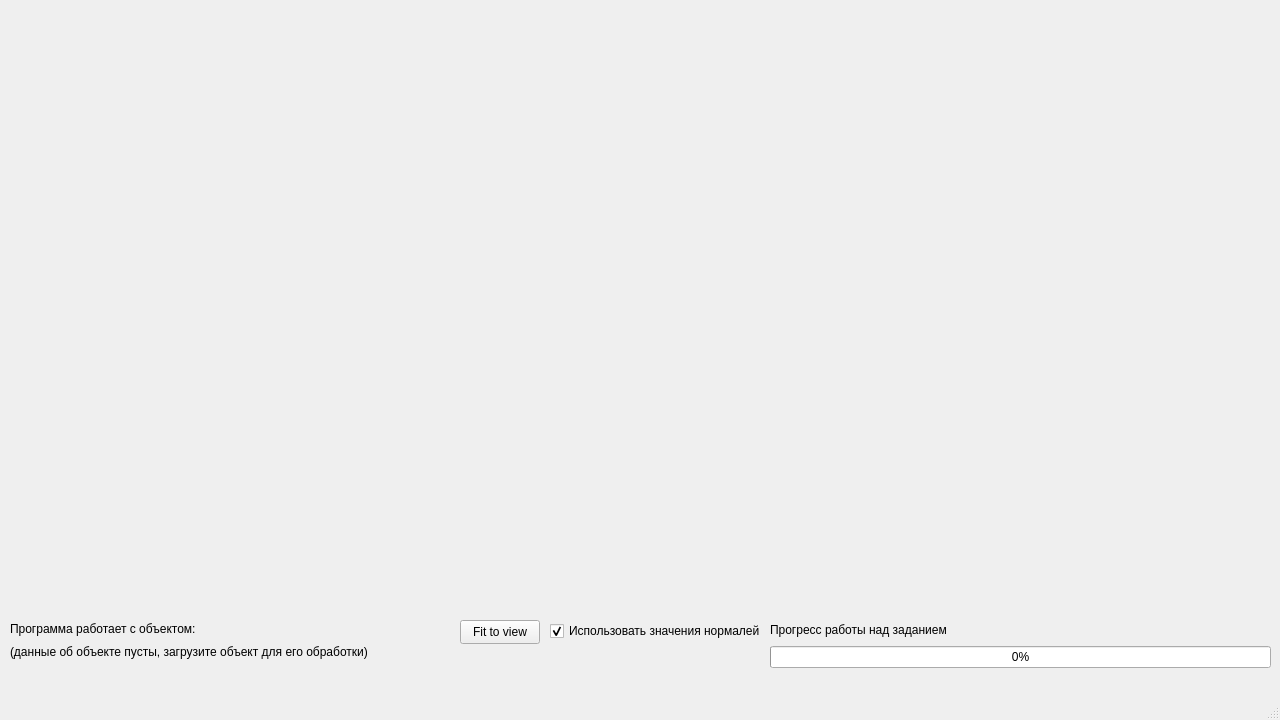
Qt form src/main/mainwindow/mainwindow.ui (splashgywastaken/3d_project_qmake) before a commit.
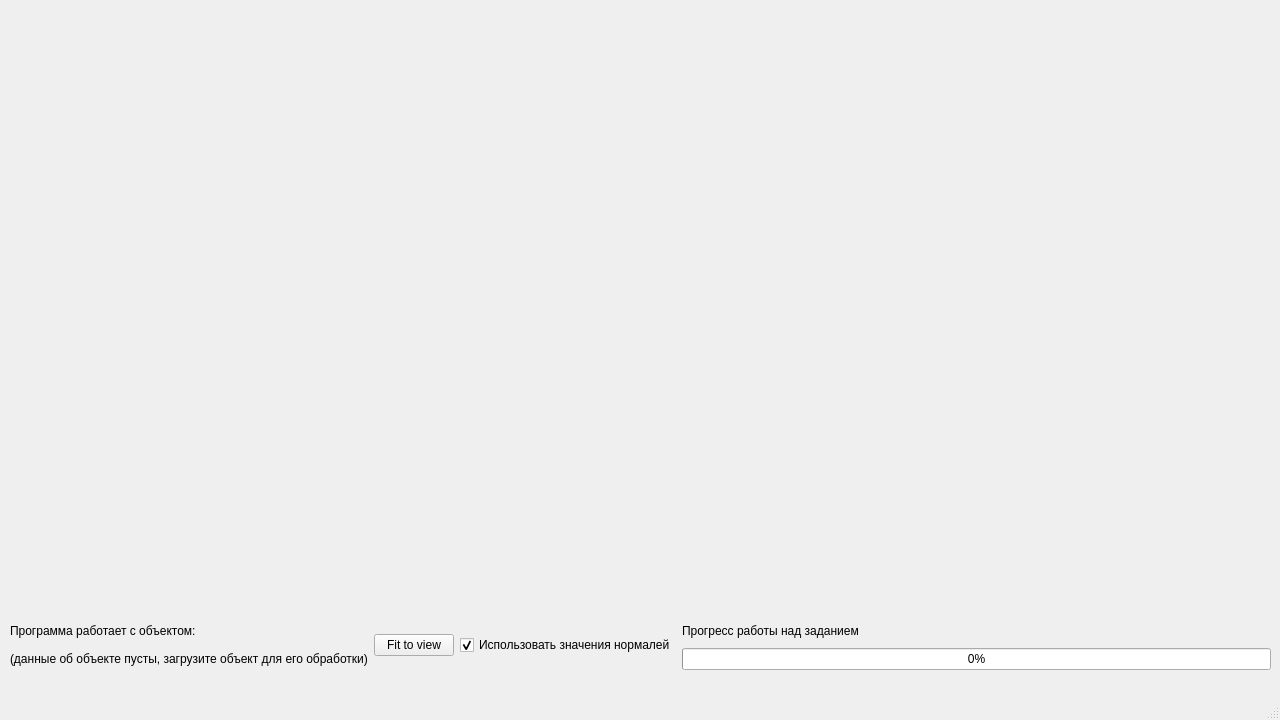
The same form after that commit.

```diff
--- a/src/main/mainwindow/mainwindow.ui
+++ b/src/main/mainwindow/mainwindow.ui
@@ -25,41 +25,17 @@
     </property>
     <layout class="QVBoxLayout" name="openGLLayout"/>
    </widget>
-   <widget class="QWidget" name="layoutWidget">
-    <property name="geometry">
-     <rect>
-      <x>770</x>
-      <y>620</y>
-      <width>501</width>
-      <height>48</height>
-     </rect>
-    </property>
-    <layout class="QVBoxLayout" name="verticalLayout">
-     <item>
-      <widget class="QLabel" name="taskLabel">
-       <property name="text">
-        <string>Прогресс работы над заданием</string>
-       </property>
-      </widget>
-     </item>
-     <item>
-      <widget class="QProgressBar" name="taskProgressBar">
-       <property name="value">
-        <number>0</number>
-       </property>
-      </widget>
-     </item>
-    </layout>
-   </widget>
-   <widget class="QWidget" name="verticalLayoutWidget_2">
+   <widget class="QWidget" name="">
     <property name="geometry">
      <rect>
       <x>10</x>
       <y>620</y>
-      <width>441</width>
-      <height>40</height>
+      <width>1261</width>
+      <height>50</height>
      </rect>
     </property>
+    <layout class="QHBoxLayout" name="horizontalLayout">
+     <item>
     <layout class="QVBoxLayout" name="currentObjectDataLayout">
      <item>
       <widget class="QLabel" name="label">
@@ -76,35 +52,47 @@
       </widget>
      </item>
     </layout>
-   </widget>
+     </item>
+     <item>
+      <layout class="QGridLayout" name="gridLayout">
+       <item row="0" column="0">
    <widget class="QPushButton" name="fitToViewButton">
-    <property name="geometry">
-     <rect>
-      <x>460</x>
-      <y>620</y>
-      <width>80</width>
-      <height>24</height>
-     </rect>
-    </property>
     <property name="text">
      <string>Fit to view</string>
     </property>
    </widget>
+       </item>
+       <item row="0" column="1">
    <widget class="QCheckBox" name="useNormalsCheckBox">
-    <property name="geometry">
-     <rect>
-      <x>550</x>
-      <y>620</y>
-      <width>211</width>
-      <height>22</height>
-     </rect>
-    </property>
     <property name="text">
      <string>Использовать значения нормалей</string>
     </property>
     <property name="checked">
      <bool>true</bool>
     </property>
+        </widget>
+       </item>
+      </layout>
+     </item>
+     <item>
+      <layout class="QVBoxLayout" name="verticalLayout">
+       <item>
+        <widget class="QLabel" name="taskLabel">
+         <property name="text">
+          <string>Прогресс работы над заданием</string>
+         </property>
+        </widget>
+       </item>
+       <item>
+        <widget class="QProgressBar" name="taskProgressBar">
+         <property name="value">
+          <number>0</number>
+         </property>
+        </widget>
+       </item>
+      </layout>
+     </item>
+    </layout>
    </widget>
   </widget>
   <widget class="QMenuBar" name="menubar">
```
Lines whose indentation alone changed are shown as unchanged.
